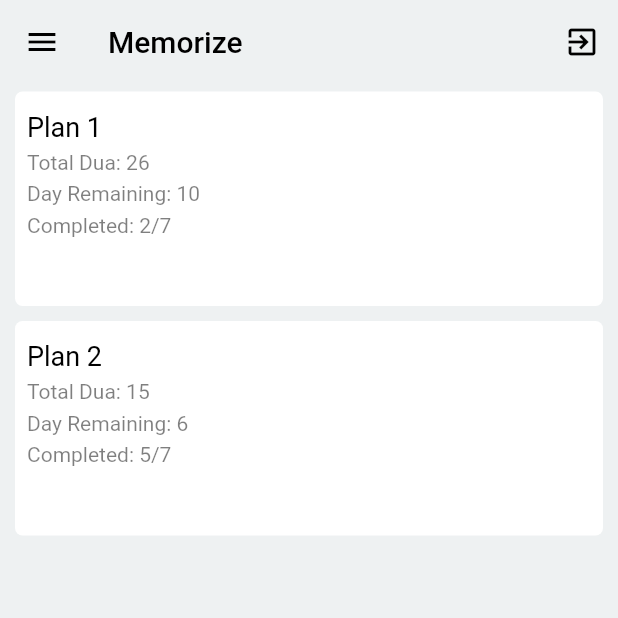
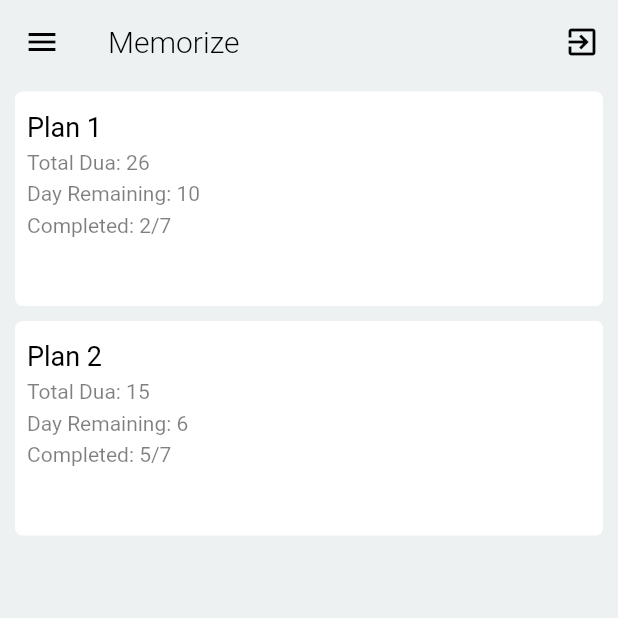
Before and after one commit to xaakib/demo_player, a Flutter app: the screen it shows after launch, on a phone screen of 412 x 824 dp, the top half of it. Run offline on Flutter 3.47's test engine with Material 2 defaults, Android fonts, the phone set to English and light mode, and no system bars.

```diff
--- a/lib/screen/memorize_scree.dart
+++ b/lib/screen/memorize_scree.dart
@@ -43,6 +43,7 @@ class _MemorizeScreenState extends State<MemorizeScreen> {
           title: Text(
             "Memorize",
             style: TextStyle(
+              fontWeight: FontWeight.w300,
               color: Colors.black,
             ),
           ),
--- a/lib/widgets/plan_item.dart
+++ b/lib/widgets/plan_item.dart
@@ -64,6 +64,7 @@ class PlanItem extends StatelessWidget {
               SizedBox(
                 height: 5,
               ),
+
             ],
           ),
         ),
--- a/lib/widgets/tabbar_curve.dart
+++ b/lib/widgets/tabbar_curve.dart
@@ -1,4 +1,3 @@
-import 'package:demo_player/theme/colors.dart';
 import 'package:flutter/material.dart';
 
 class TopBar extends StatelessWidget {
```
